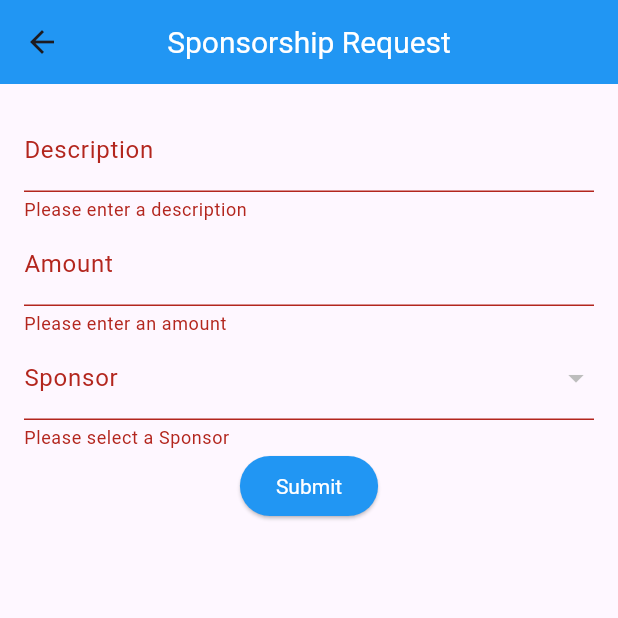
After one commit to AnnEldho/EduBridge, a Flutter app: the SponsorShipRequest screen opened directly, after a tap on "Submit", on a phone screen of 412 x 824 dp, the top half of it. The commit adds this screen. Run offline on Flutter 3.47's test engine with Material 3 defaults, Android fonts, the phone set to English and light mode, and no system bars; our stand-ins replace dio, flutter_secure_storage; accounts and stored records are empty; network calls fail.

Commit message:
with sponsorship

```diff
--- /dev/null
+++ b/frontend/edubridge/lib/addsponsorshiprequest.dart
@@ -0,0 +1,157 @@
+import 'dart:convert';
+
+import 'package:dio/dio.dart';
+import 'package:edubridge/services/user_service.dart';
+import 'package:flutter/material.dart';
+import 'package:flutter_secure_storage/flutter_secure_storage.dart';
+
+class SponsorShipRequest extends StatefulWidget {
+  const SponsorShipRequest({super.key});
+
+  @override
+  State<SponsorShipRequest> createState() => _SponsorShipRequestState();
+}
+
+class _SponsorShipRequestState extends State<SponsorShipRequest> {
+  final _formKey = GlobalKey<FormState>();
+  final TextEditingController _descriptionController = TextEditingController();
+  final TextEditingController _amountController = TextEditingController();
+  final TextEditingController _ngoidController = TextEditingController();
+  final TextEditingController _sponsoridController = TextEditingController();
+  UserService userService = UserService();
+  final storage = FlutterSecureStorage();
+  List<dynamic> sponsors = [];
+  Future<void> getAllSponsors() async {
+    try {
+      final response = await userService.getAllSponsors();
+      print(response.data);
+      setState(() {
+        sponsors = response.data;
+      });
+    } on DioException catch (e) {
+      ScaffoldMessenger.of(context).showSnackBar(const SnackBar(
+        content: Text("Error occurred,please try again"),
+        duration: Duration(milliseconds: 300),
+      ));
+    }
+  }
+
+  @override
+  void initState() {
+    // TODO: implement initState
+    super.initState();
+    getAllSponsors();
+  }
+
+  @override
+  void dispose() {
+    _descriptionController.dispose();
+    _amountController.dispose();
+    _ngoidController.dispose();
+    _sponsoridController.dispose();
+    super.dispose();
+  }
+
+  Future<void> _submitForm() async {
+    if (_formKey.currentState!.validate()) {
+      Map<String, String> allValues = await storage.readAll();
+      var user = allValues['user'];
+      print(user);
+      var userMap = jsonDecode(user!);
+      // Process the data
+      var jsonData = jsonEncode({
+        "description": _descriptionController.text,
+        "amount": _amountController.text,
+        "ngoid": userMap['_id'],
+        "sponsorid": _sponsoridController.text,
+      });
+      try {
+        final response = await userService.addSponsorRequest(jsonData);
+        print(response.data);
+        ScaffoldMessenger.of(context).showSnackBar(const SnackBar(
+          content: Text("Request added successfully"),
+          duration: Duration(
+            milliseconds: 3000,
+          ),
+          backgroundColor: Colors.green,
+        ));
+        Navigator.pop(context);
+      } on DioException catch (e) {
+        ScaffoldMessenger.of(context).showSnackBar(const SnackBar(
+          content: Text("Error occurred,please try again"),
+          duration: Duration(milliseconds: 300),
+        ));
+      }
+    }
+  }
+
+  @override
+  Widget build(BuildContext context) {
+    return Scaffold(
+      appBar: AppBar(
+        title: Text("Sponsorship Request"),
+      ),
+      body: Padding(
+        padding: const EdgeInsets.all(16.0),
+        child: Form(
+          key: _formKey,
+          child: Column(
+            children: <Widget>[
+              TextFormField(
+                controller: _descriptionController,
+                decoration: InputDecoration(labelText: 'Description'),
+                validator: (value) {
+                  if (value == null || value.isEmpty) {
+                    return 'Please enter a description';
+                  }
+                  return null;
+                },
+              ),
+              TextFormField(
+                controller: _amountController,
+                decoration: InputDecoration(labelText: 'Amount'),
+                keyboardType: TextInputType.number,
+                validator: (value) {
+                  if (value == null || value.isEmpty) {
+                    return 'Please enter an amount';
+                  }
+                  if (double.tryParse(value) == null) {
+                    return 'Please enter a valid number';
+                  }
+                  return null;
+                },
+              ),
+              DropdownButtonFormField(
+                decoration: InputDecoration(labelText: 'Sponsor'),
+                value: _sponsoridController.text.isEmpty
+                    ? null
+                    : _sponsoridController.text,
+                items: sponsors.map<DropdownMenuItem<String>>((sponsor) {
+                  return DropdownMenuItem<String>(
+                    value: sponsor['_id'],
+                    child: Text(sponsor['name']),
+                  );
+                }).toList(),
+                onChanged: (value) {
+                  setState(() {
+                    _sponsoridController.text = value as String;
+                  });
+                },
+                validator: (value) {
+                  if (value == null || value.isEmpty) {
+                    return 'Please select a Sponsor';
+                  }
+                  return null;
+                },
+              ),
+              ElevatedButton(
+                onPressed: _submitForm,
+                child: Text('Submit'),
+              ),
+            ],
+          ),
+        ),
+      ),
+    );
+  }
+}
--- a/frontend/edubridge/lib/main.dart
+++ b/frontend/edubridge/lib/main.dart
@@ -26,7 +26,7 @@ class MyApp extends StatelessWidget {
           elevatedButtonTheme: ElevatedButtonThemeData(
             style: ElevatedButton.styleFrom(
                 backgroundColor: Colors.blue,
-                textStyle: const TextStyle(fontSize: 20, color: Colors.white),
+                textStyle: const TextStyle(color: Colors.white),
                 foregroundColor: Colors.white),
           ),
         ),
--- a/frontend/edubridge/lib/services/user_service.dart
+++ b/frontend/edubridge/lib/services/user_service.dart
@@ -108,4 +108,72 @@ class UserService {
         data: {"scholorshipid": scholarshipId});
     return response;
   }
+
+  //sponsorship
+  addSponsorRequest(String requestData) async {
+    final response = await dio.post("${url}add-request", data: requestData);
+    return response;
+  }
+
+  viewSponsorRequestBySponsorId(String sponsorId) async {
+    final response = await dio
+        .get("${url}view-request-by-sponsorid", data: {"sponsorid": sponsorId});
+    return response;
+  }
+
+  viewSponsorRequestByNgoId(String ngoId) async {
+    final response =
+        await dio.get("${url}view-request-by-ngoid", data: {"ngoid": ngoId});
+    return response;
+  }
+
+  updateSponsorRequestStatus(String requestData) async {
+    final response =
+        await dio.put("${url}update-request-status", data: requestData);
+    return response;
+  }
+
+  getAllSponsors() async {
+    final response = await dio.get("${url}get-all-sponsors");
+    return response;
+  }
+
+  //sponsorship
+  viewAccepedSponsorship() async {
+    final response = await dio.get(
+      "${url}view-accepted-sponsor-request",
+    );
+    return response;
+  }
+
+  joinSponsorship(String sponsorshipData) async {
+    final response =
+        await dio.post("${url}join-sponsorship", data: sponsorshipData);
+    return response;
+  }
+
+  viewJoinedSponsorship(userid) async {
+    final response = await dio
+        .get("${url}view-joined-sponsorship", data: {"userid": userid});
+    return response;
+  }
+
+  viewJoinedSponsorshipBySponsorId(String sponsorId) async {
+    final response = await dio.get("${url}view-joined-sponsorship-by-sponsorid",
+        data: {"sponsorid": sponsorId});
+    return response;
+  }
+
+  viewJoinedSponsorshipByNgoId(String ngoId) async {
+    final response = await dio
+        .get("${url}view-joined-sponsorship-by-ngoid", data: {"ngoid": ngoId});
+    return response;
+  }
+
+  viewJoinedSponsorshipBySponsorshipId(String sponsorshipId) async {
+    final response = await dio.get(
+        "${url}view-joined-sponsorship-by-sponsorshipid",
+        data: {"sponsorshipid": sponsorshipId});
+    return response;
+  }
 }
```
Also changed, not shown: frontend/edubridge/lib/approvesponsorrequest.dart (added, +147 -0 lines), frontend/edubridge/lib/mysponsorshiprequest.dart (added, +83 -0 lines), frontend/edubridge/lib/ngodashboard.dart (+21 -0 lines), frontend/edubridge/lib/sponsordashboard.dart (+16 -9 lines), frontend/edubridge/lib/studentdashboard.dart (+11 -0 lines), frontend/edubridge/lib/viewsponsorships.dart (added, +80 -0 lines), 4 other files.
